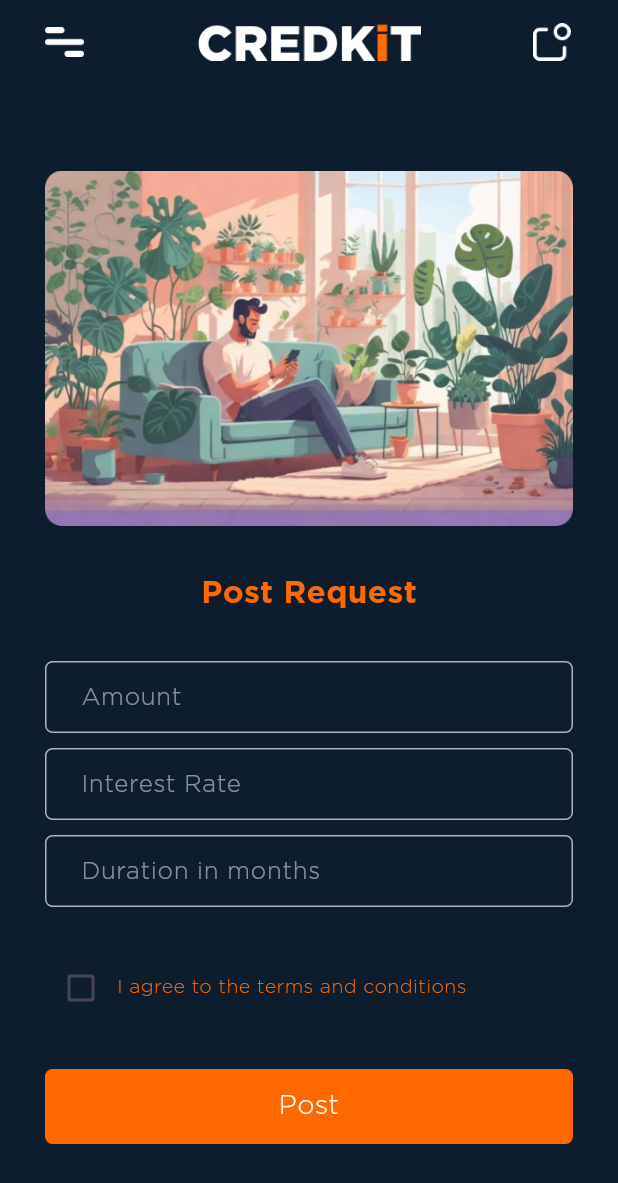
After one commit to adarshcm10/CREDKiT, a Flutter app: the screen it shows once a user with an empty profile is signed in, after a tap on an icon or button, on a phone screen of 412 x 824 dp. The commit adds this screen. Shown: the top 1183 px of the screen. Run offline on Flutter 3.47's test engine with Material 3 defaults, Android fonts, the phone set to English and light mode, and no system bars; our stand-ins replace cloud_firestore, firebase_auth, firebase_core; accounts and stored records are empty.

Commit message:
add request page setup

```diff
--- a/lib/Home.dart
+++ b/lib/Home.dart
@@ -1,3 +1,5 @@
+import 'package:credkit/addRequest.dart';
+import 'package:credkit/transitions.dart';
 import 'package:flutter/material.dart';
 //firebase auth
 import 'package:firebase_auth/firebase_auth.dart';
@@ -48,7 +50,7 @@ class _HomePageState extends State<HomePage> {
               icon: Image.asset(
                 'assets/notification.png',
                 height: 25,
-              ), // replace 'assets/notification.png' with your image path
+              ),
               onPressed: () {},
             ),
           ),
@@ -221,7 +223,12 @@ class _HomePageState extends State<HomePage> {
                   return SingleChildScrollView(
                     child: Column(
                       children: [
-                        Container(
+                        GestureDetector(
+                          onTap: () {
+                            Navigator.push(
+                                context, FadeRoute(page: const AddRequest()));
+                          },
+                          child: Container(
                             width: double.infinity,
                             height: 80,
                             margin: const EdgeInsets.only(bottom: 10),
@@ -237,6 +244,7 @@ class _HomePageState extends State<HomePage> {
                             ),
                             child: Column(
                               crossAxisAlignment: CrossAxisAlignment.start,
+                              mainAxisAlignment: MainAxisAlignment.center,
                               children: [
                                 Padding(
                                   padding: const EdgeInsets.only(right: 10),
@@ -299,6 +307,7 @@ class _HomePageState extends State<HomePage> {
                               ],
                             ),
                           ),
+                        ),
                       ],
                     ),
                   );
@@ -350,6 +359,7 @@ class _HomePageState extends State<HomePage> {
                             ),
                             child: Column(
                               crossAxisAlignment: CrossAxisAlignment.start,
+                              mainAxisAlignment: MainAxisAlignment.center,
                               children: [
                                 Padding(
                                   padding: const EdgeInsets.only(right: 10),
--- /dev/null
+++ b/lib/addRequest.dart
@@ -0,0 +1,369 @@
+import 'package:firebase_auth/firebase_auth.dart';
+import 'package:flutter/material.dart';
+//import cloud_firestore
+import 'package:cloud_firestore/cloud_firestore.dart';
+
+class AddRequest extends StatefulWidget {
+  const AddRequest({super.key});
+
+  @override
+  State<AddRequest> createState() => _AddRequestState();
+}
+
+class _AddRequestState extends State<AddRequest> {
+  //text editing controllers for the 3 textfields
+  final TextEditingController _amountController = TextEditingController();
+  final TextEditingController _durationController = TextEditingController();
+  final TextEditingController _paController = TextEditingController();
+  final String email = FirebaseAuth.instance.currentUser!.email.toString();
+  bool _isChecked = false;
+  @override
+  Widget build(BuildContext context) {
+    return Scaffold(
+      appBar: AppBar(
+        title: Image.asset(
+          'assets/logo-small.png',
+          height: 25,
+        ),
+        backgroundColor: Colors.transparent,
+        centerTitle: true,
+        //menubar.png for opening drawer. add things to make it work on scaffold
+        leading: Builder(
+          builder: (context) => Padding(
+            padding: const EdgeInsets.only(left: 30),
+            child: IconButton(
+              padding: EdgeInsets.zero,
+              icon: Image.asset(
+                'assets/menubar.png',
+                height: 25,
+              ),
+              // replace 'assets/menubar.png' with your image path
+              onPressed: () => Scaffold.of(context).openDrawer(),
+            ),
+          ),
+        ),
+        //at right side add notification icon
+        actions: [
+          Padding(
+            padding: const EdgeInsets.only(right: 20),
+            child: IconButton(
+              icon: Image.asset(
+                'assets/notification.png',
+                height: 25,
+              ), // replace 'assets/notification.png' with your image path
+              onPressed: () {},
+            ),
+          ),
+        ],
+      ),
+      body: SizedBox(
+        width: double.infinity,
+        child: Padding(
+          padding: const EdgeInsets.only(
+            left: 30,
+            right: 30,
+          ),
+          child: SingleChildScrollView(
+            child: Column(
+              crossAxisAlignment: CrossAxisAlignment.center,
+              // mainAxisAlignment: MainAxisAlignment.end,
+              children: [
+                SizedBox(
+                  height: MediaQuery.of(context).size.height * 0.07,
+                ),
+                Image.asset('assets/request-post.png'),
+                const SizedBox(
+                  height: 30,
+                ),
+                const Text(
+                  'Post Request',
+                  style: TextStyle(
+                    color: Color(0xFFFF6900),
+                    fontSize: 21,
+                    fontFamily: 'Gotham',
+                    fontWeight: FontWeight.w700,
+                  ),
+                ),
+                const SizedBox(
+                  height: 30,
+                ),
+                SizedBox(
+                  width: double.infinity,
+                  //height: 50,
+                  child: TextField(
+                    controller: _amountController,
+                    cursorColor: const Color.fromARGB(133, 255, 255, 255),
+                    // controller: _usernameController,
+                    decoration: InputDecoration(
+                      // hintText: 'Amount',
+                      labelText: 'Amount',
+                      labelStyle: const TextStyle(
+                        color: Color.fromARGB(129, 255, 255, 255),
+                        fontSize: 16,
+                        fontFamily: 'Gotham',
+                        fontWeight: FontWeight.w300,
+                      ),
+                      contentPadding: const EdgeInsets.symmetric(
+                          vertical: 10, horizontal: 20),
+                      hintStyle: const TextStyle(
+                        color: Color.fromARGB(129, 255, 255, 255),
+                        fontSize: 16,
+                        fontFamily: 'Gotham',
+                        fontWeight: FontWeight.w300,
+                      ),
+                      enabledBorder: OutlineInputBorder(
+                        borderSide: const BorderSide(
+                          color: Color.fromARGB(170, 255, 255, 255),
+                        ),
+                        borderRadius: BorderRadius.circular(5),
+                      ),
+                      focusedBorder: OutlineInputBorder(
+                        borderSide: const BorderSide(
+                          width: 2,
+                          color: Color.fromARGB(206, 255, 255, 255),
+                        ),
+                        borderRadius: BorderRadius.circular(5),
+                      ),
+                    ),
+                    keyboardType: TextInputType.number,
+                    style: const TextStyle(
+                      color: Colors.white,
+                      fontSize: 18,
+                      fontFamily: 'Gotham',
+                      fontWeight: FontWeight.w300,
+                    ),
+                  ),
+                ),
+                const SizedBox(
+                  height: 10,
+                ),
+                SizedBox(
+                  width: double.infinity,
+                  //height: 50,
+                  child: TextField(
+                    controller: _paController,
+                    cursorColor: const Color.fromARGB(133, 255, 255, 255),
+                    // controller: _usernameController,
+                    decoration: InputDecoration(
+                      // hintText: 'Amount',
+                      labelText: 'Interest Rate',
+                      labelStyle: const TextStyle(
+                        color: Color.fromARGB(129, 255, 255, 255),
+                        fontSize: 16,
+                        fontFamily: 'Gotham',
+                        fontWeight: FontWeight.w300,
+                      ),
+                      contentPadding: const EdgeInsets.symmetric(
+                          vertical: 10, horizontal: 20),
+                      hintStyle: const TextStyle(
+                        color: Color.fromARGB(129, 255, 255, 255),
+                        fontSize: 16,
+                        fontFamily: 'Gotham',
+                        fontWeight: FontWeight.w300,
+                      ),
+                      enabledBorder: OutlineInputBorder(
+                        borderSide: const BorderSide(
+                          color: Color.fromARGB(170, 255, 255, 255),
+                        ),
+                        borderRadius: BorderRadius.circular(5),
+                      ),
+                      focusedBorder: OutlineInputBorder(
+                        borderSide: const BorderSide(
+                          width: 2,
+                          color: Color.fromARGB(206, 255, 255, 255),
+                        ),
+                        borderRadius: BorderRadius.circular(5),
+                      ),
+                    ),
+                    keyboardType: TextInputType.number,
+                    style: const TextStyle(
+                      color: Colors.white,
+                      fontSize: 18,
+                      fontFamily: 'Gotham',
+                      fontWeight: FontWeight.w300,
+                    ),
+                  ),
+                ),
+                const SizedBox(
+                  height: 10,
+                ),
+                SizedBox(
+                  width: double.infinity,
+                  //height: 50,
+                  child: TextField(
+                    cursorColor: const Color.fromARGB(133, 255, 255, 255),
+                    controller: _durationController,
+                    decoration: InputDecoration(
+                      // hintText: 'Amount',
+                      labelText: 'Duration in months',
+                      labelStyle: const TextStyle(
+                        color: Color.fromARGB(129, 255, 255, 255),
+                        fontSize: 16,
+                        fontFamily: 'Gotham',
+                        fontWeight: FontWeight.w300,
+                      ),
+                      contentPadding: const EdgeInsets.symmetric(
+                          vertical: 10, horizontal: 20),
+                      hintStyle: const TextStyle(
+                        color: Color.fromARGB(129, 255, 255, 255),
+                        fontSize: 16,
+                        fontFamily: 'Gotham',
+                        fontWeight: FontWeight.w300,
+                      ),
+                      enabledBorder: OutlineInputBorder(
+                        borderSide: const BorderSide(
+                          color: Color.fromARGB(170, 255, 255, 255),
+                        ),
+                        borderRadius: BorderRadius.circular(5),
+                      ),
+                      focusedBorder: OutlineInputBorder(
+                        borderSide: const BorderSide(
+                          width: 2,
+                          color: Color.fromARGB(206, 255, 255, 255),
+                        ),
+                        borderRadius: BorderRadius.circular(5),
+                      ),
+                    ),
+                    keyboardType: TextInputType.number,
+                    style: const TextStyle(
+                      color: Colors.white,
+                      fontSize: 18,
+                      fontFamily: 'Gotham',
+                      fontWeight: FontWeight.w300,
+                    ),
+                  ),
+                ),
+                //gesture detector for the button post
+                const SizedBox(
+                  height: 30,
+                ),
+                //check box for terms and conditions
+                Row(
+                  children: [
+                    Checkbox(
+                      checkColor: Colors.white,
+                      activeColor: const Color(0xFFFF6900),
+                      value: _isChecked,
+                      onChanged: (bool? value) {
+                        setState(() {
+                          _isChecked = value!;
+                        });
+                      },
+                    ),
+                    const Text(
+                      'I agree to the terms and conditions',
+                      style: TextStyle(
+                        color: Color(0xFFFF6900),
+                        fontSize: 13,
+                        fontFamily: 'Gotham',
+                        fontWeight: FontWeight.w300,
+                      ),
+                    ),
+                  ],
+                ),
+                const SizedBox(
+                  height: 30,
+                ),
+                GestureDetector(
+                  onTap: _isChecked
+                      ? () {
+                          //add amount, interest rate, duration to collection 'requests' and document email
+                          if (_amountController.text.isEmpty ||
+                              _paController.text.isEmpty ||
+                              _durationController.text.isEmpty) {
+                            ScaffoldMessenger.of(context).showSnackBar(
+                              const SnackBar(
+                                content: Text(
+                                  'Soem fields are empty! Please fill all fields.',
+                                  textAlign: TextAlign.center,
+                                  style: TextStyle(
+                                    color: Colors.white,
+                                    fontSize: 16,
+                                    fontFamily: 'Gotham',
+                                    fontWeight: FontWeight.w300,
+                                  ),
+                                ),
+                                backgroundColor: Color(0xFFFF6900),
+                              ),
+                            );
+                          } else {
+                            FirebaseFirestore.instance
+                                .collection('requests')
+                                .doc(email)
+                                .set({
+                              'amount': _amountController.text,
+                              'pa': _paController.text,
+                              'duration': _durationController.text,
+                            });
+                            ScaffoldMessenger.of(context).showSnackBar(
+                              const SnackBar(
+                                content: Text(
+                                  'Request posted successfully!',
+                                  textAlign: TextAlign.center,
+                                  style: TextStyle(
+                                    color: Colors.white,
+                                    fontSize: 16,
+                                    fontFamily: 'Gotham',
+                                    fontWeight: FontWeight.w300,
+                                  ),
+                                ),
+                                backgroundColor: Color(0xFFFF6900),
+                              ),
+                            );
+                            //clear the textfields
+                            _amountController.clear();
+                            _paController.clear();
+                            _durationController.clear();
+                            //pop
+                            Navigator.pop(context);
+                          }
+                        }
+                      : () {
+                          //snackbar to show accept terms and conditions
+                          ScaffoldMessenger.of(context).showSnackBar(
+                            const SnackBar(
+                              content: Text(
+                                'Please accept the terms and conditions',
+                                textAlign: TextAlign.center,
+                                style: TextStyle(
+                                  color: Colors.white,
+                                  fontSize: 16,
+                                  fontFamily: 'Gotham',
+                                  fontWeight: FontWeight.w300,
+                                ),
+                              ),
+                              backgroundColor: Color(0xFFFF6900),
+                            ),
+                          );
+                        },
+                  child: Container(
+                    width: double.infinity,
+                    height: 50,
+                    decoration: BoxDecoration(
+                      color: const Color(0xFFFF6900),
+                      borderRadius: BorderRadius.circular(5),
+                    ),
+                    child: const Center(
+                      child: Text(
+                        'Post',
+                        style: TextStyle(
+                          color: Colors.white,
+                          fontSize: 18,
+                          fontFamily: 'Gotham',
+                          fontWeight: FontWeight.w300,
+                        ),
+                      ),
+                    ),
+                  ),
+                ),
+                const SizedBox(
+                  height: 40,
+                )
+              ],
+            ),
+          ),
+        ),
+      ),
+    );
+  }
+}
--- a/lib/getstarted.dart
+++ b/lib/getstarted.dart
@@ -27,14 +27,16 @@ class _GetStartedState extends State<GetStarted> {
         child: Padding(
           padding: const EdgeInsets.fromLTRB(20, 10, 20, 20),
           child: Column(
+            mainAxisAlignment: MainAxisAlignment.end,
             children: [
               Image.asset(
                 'assets/getstarted.png',
                 //width device width - 60
                 width: MediaQuery.of(context).size.width - 60,
+                //hei
               ),
-              const SizedBox(
-                height: 30,
+              SizedBox(
+                height: MediaQuery.of(context).size.height * 0.08,
               ),
               const Text.rich(
                 TextSpan(
@@ -73,8 +75,8 @@ class _GetStartedState extends State<GetStarted> {
                 ),
                 textAlign: TextAlign.center,
               ),
-              const SizedBox(
-                height: 20,
+              SizedBox(
+                height: MediaQuery.of(context).size.height * 0.06,
               ),
               const Text.rich(
                 TextSpan(
@@ -114,8 +116,8 @@ class _GetStartedState extends State<GetStarted> {
                 ),
                 textAlign: TextAlign.center,
               ),
-              const SizedBox(
-                height: 50,
+              SizedBox(
+                height: MediaQuery.of(context).size.height * 0.08,
               ),
               Padding(
                 padding: const EdgeInsets.fromLTRB(10, 0, 10, 0),
```
Also changed, not shown: assets/request-post.png (added). Lines whose indentation alone changed are shown as unchanged.
